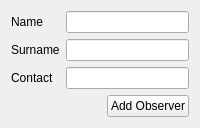
KDE/kstars, file kstars/oal/observeradd.ui: the form before one commit.
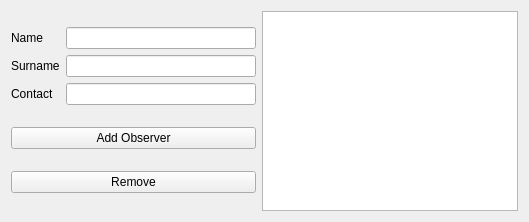
The form after the commit.

Diff of the .ui file:
```diff
--- a/kstars/oal/observeradd.ui
+++ b/kstars/oal/observeradd.ui
@@ -2,12 +2,30 @@
 <ui version="4.0">
  <class>ObserverAdd</class>
  <widget class="QWidget" name="ObserverAdd">
+  <property name="geometry">
+   <rect>
+    <x>0</x>
+    <y>0</y>
+    <width>529</width>
+    <height>222</height>
+   </rect>
+  </property>
+  <property name="sizePolicy">
+   <sizepolicy hsizetype="Preferred" vsizetype="Preferred">
+    <horstretch>54</horstretch>
+    <verstretch>40</verstretch>
+   </sizepolicy>
+  </property>
   <property name="windowTitle">
    <string>Add Observer</string>
   </property>
-  <layout class="QVBoxLayout" name="verticalLayout">
-   <item>
-    <layout class="QFormLayout" name="formLayout">
+  <layout class="QGridLayout" name="gridLayout_4">
+   <item row="0" column="0">
+    <layout class="QGridLayout" name="gridLayout_3">
+     <item row="0" column="0">
+      <layout class="QGridLayout" name="gridLayout_2">
+       <item row="0" column="0">
+        <layout class="QGridLayout" name="gridLayout">
      <item row="0" column="0">
       <widget class="QLabel" name="label">
        <property name="text">
@@ -15,6 +33,9 @@
        </property>
       </widget>
      </item>
+         <item row="0" column="1">
+          <widget class="QLineEdit" name="Name"/>
+         </item>
      <item row="1" column="0">
       <widget class="QLabel" name="label_2">
        <property name="text">
@@ -22,57 +43,44 @@
        </property>
       </widget>
      </item>
-     <item row="2" column="0">
-      <widget class="QLabel" name="label_3">
-       <property name="text">
-        <string>Contact</string>
-       </property>
-      </widget>
-     </item>
-     <item row="0" column="1">
-      <widget class="QLineEdit" name="Name"/>
-     </item>
      <item row="1" column="1">
       <widget class="QLineEdit" name="Surname"/>
      </item>
+         <item row="2" column="0">
+          <widget class="QLabel" name="label_3">
+           <property name="text">
+            <string>Contact</string>
+           </property>
+          </widget>
+         </item>
      <item row="2" column="1">
       <widget class="QLineEdit" name="Contact"/>
      </item>
     </layout>
    </item>
-   <item>
-    <layout class="QHBoxLayout" name="horizontalLayout">
-     <item>
-      <spacer name="horizontalSpacer">
-       <property name="orientation">
-        <enum>Qt::Horizontal</enum>
-       </property>
-       <property name="sizeHint" stdset="0">
-        <size>
-         <width>40</width>
-         <height>20</height>
-        </size>
-       </property>
-      </spacer>
-     </item>
-     <item>
+       <item row="1" column="0">
       <widget class="QPushButton" name="AddObserver">
        <property name="text">
         <string>Add Observer</string>
        </property>
       </widget>
      </item>
-    </layout>
-   </item>
-  </layout>
+       <item row="2" column="0">
+        <widget class="QPushButton" name="RemoveObserver">
+         <property name="text">
+          <string>Remove</string>
+         </property>
+        </widget>
+       </item>
+      </layout>
+     </item>
+     <item row="0" column="1">
+      <widget class="QTableView" name="tableView"/>
+     </item>
+    </layout>
+   </item>
+  </layout>
  </widget>
- <customwidgets>
-  <customwidget>
-   <class>QLineEdit</class>
-   <extends>QLineEdit</extends>
-   <header>klineedit.h</header>
-  </customwidget>
- </customwidgets>
  <resources/>
  <connections/>
 </ui>
```
Lines whose indentation alone changed are shown as unchanged.
